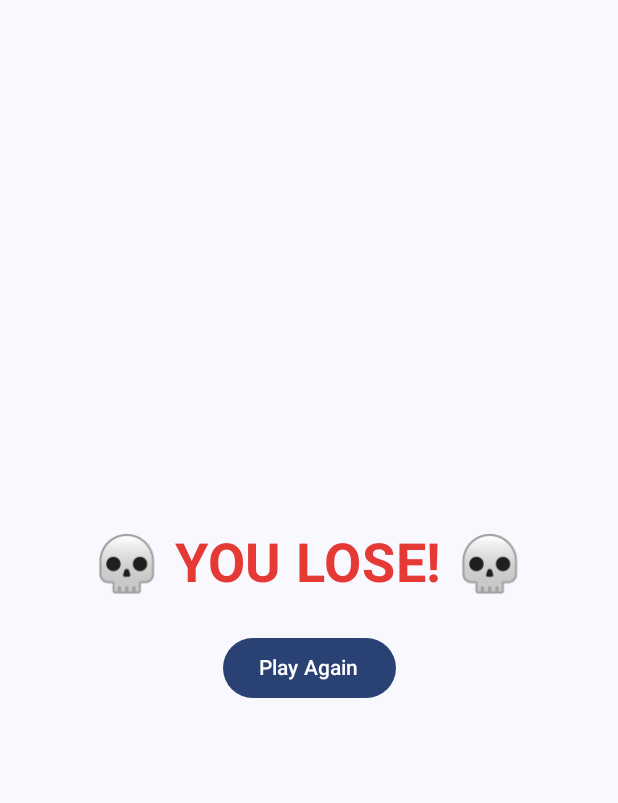
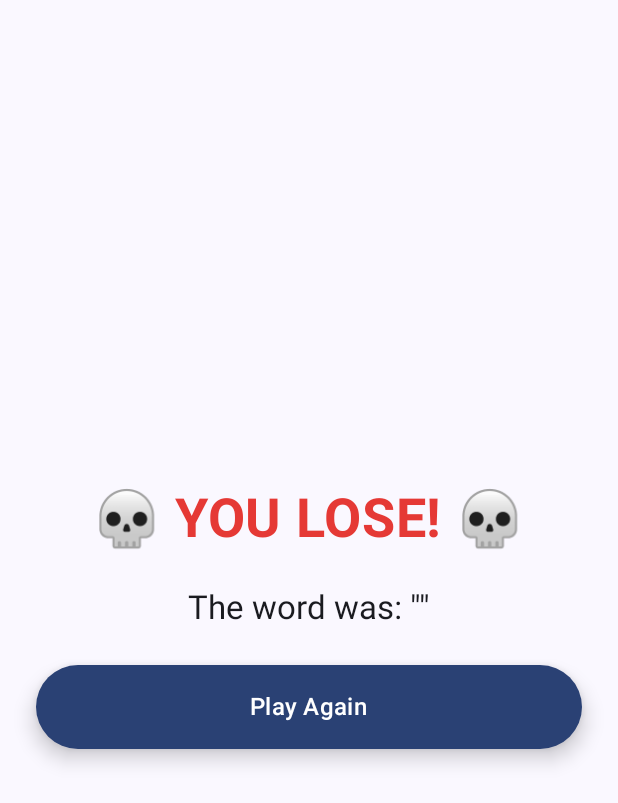
Before and after one commit to Toru2004/GuessingWord, an Android app built with Jetpack Compose: the composable ResultScreen called with empty values, on a phone screen of 412 x 824 dp. Shown: the top 803 px of the screen. Run offline under Robolectric (Android 15) with nearby library versions, the phone set to English and light mode, and no system bars.

Commit message:
adjust layout, sfx

```diff
--- a/app/src/main/java/com/example/guessingword/view/GameScreen.kt
+++ b/app/src/main/java/com/example/guessingword/view/GameScreen.kt
@@ -25,7 +25,10 @@ fun GameScreen(
     val displayWord = viewModel.getDisplayWord()
 
     LaunchedEffect(gameResult) {
-        gameResult?.let { onGameOver(it) }
+        gameResult?.let {
+            val finalWord = viewModel.currentWordToGuess
+            onGameOver("$it|$finalWord") // Truyền cả kết quả và từ cần đoán
+        }
     }
 
     Column(
--- a/app/src/main/java/com/example/guessingword/view/ResultScreen.kt
+++ b/app/src/main/java/com/example/guessingword/view/ResultScreen.kt
@@ -6,27 +6,26 @@ import androidx.compose.material3.*
 import androidx.compose.runtime.*
 import androidx.compose.ui.Alignment
 import androidx.compose.ui.Modifier
+import androidx.compose.ui.graphics.Color
 import androidx.compose.ui.platform.LocalContext
 import androidx.compose.ui.unit.dp
 import com.example.guessingword.R
 
 @Composable
-fun ResultScreen(result: String, onPlayAgain: () -> Unit) {
+fun ResultScreen(result: String, finalWord: String, onPlayAgain: () -> Unit) {
     val context = LocalContext.current
     val showEffect = remember { mutableStateOf(false) }
 
     LaunchedEffect(result) {
-        if (result == "win") {
-            showEffect.value = true
-            MediaPlayer.create(context, R.raw.win_sound).start()
-        } else {
-            showEffect.value = true
-            MediaPlayer.create(context, R.raw.lose_sound).start()
-        }
+        showEffect.value = true
+        val sound = if (result == "win") R.raw.win_sound else R.raw.lose_sound
+        MediaPlayer.create(context, sound).start()
     }
 
     Box(
-        modifier = Modifier.fillMaxSize(),
+        modifier = Modifier
+            .fillMaxSize()
+            .padding(24.dp),
         contentAlignment = Alignment.Center
     ) {
         Column(
@@ -41,8 +40,42 @@ fun ResultScreen(result: String, onPlayAgain: () -> Unit) {
                 }
             }
 
-            Button(onClick = onPlayAgain) {
-                Text("Play Again")
+            Text(
+                text = "The word was: \"$finalWord\"",
+                style = MaterialTheme.typography.titleLarge
+            )
+
+//            Button(onClick = {
+//                MediaPlayer.create(context, R.raw.touch).start()
+//                onPlayAgain()
+//            }) {
+//                Text("Play Again")
+//            }
+            Button(
+                onClick = {
+                    MediaPlayer.create(context, R.raw.touch).start()
+                    onPlayAgain()
+                },
+                modifier = Modifier
+                    .fillMaxWidth()
+                    .height(56.dp),
+                shape = MaterialTheme.shapes.extraLarge, // Bo tròn hơn
+                colors = ButtonDefaults.buttonColors(
+                    containerColor = MaterialTheme.colorScheme.primary,
+                    contentColor = Color.White
+                ),
+                elevation = ButtonDefaults.buttonElevation(
+                    defaultElevation = 8.dp,
+                    pressedElevation = 12.dp,
+                    focusedElevation = 10.dp
+                )
+            ) {
+                Text(
+                    text = "Play Again",
+                    style = MaterialTheme.typography.titleMedium.copy(
+                        color = Color.White
+                    )
+                )
             }
         }
     }
--- a/gradle/libs.versions.toml
+++ b/gradle/libs.versions.toml
@@ -8,6 +8,7 @@ espressoCore = "3.6.1"
 lifecycleRuntimeKtx = "2.9.1"
 activityCompose = "1.10.1"
 composeBom = "2024.04.01"
+material3 = "1.3.2"
 
 [libraries]
 androidx-core-ktx = { group = "androidx.core", name = "core-ktx", version.ref = "coreKtx" }
@@ -24,6 +25,7 @@ androidx-ui-tooling-preview = { group = "androidx.compose.ui", name = "ui-toolin
 androidx-ui-test-manifest = { group = "androidx.compose.ui", name = "ui-test-manifest" }
 androidx-ui-test-junit4 = { group = "androidx.compose.ui", name = "ui-test-junit4" }
 androidx-material3 = { group = "androidx.compose.material3", name = "material3" }
+material3 = { module = "androidx.compose.material3:material3", version.ref = "material3" }
 
 [plugins]
 android-application = { id = "com.android.application", version.ref = "agp" }
```
Also changed, not shown: app/src/main/java/com/example/guessingword/MainActivity.kt (+7 -2 lines), app/src/main/java/com/example/guessingword/view/StartScreen.kt (+25 -3 lines), 1 other file.
